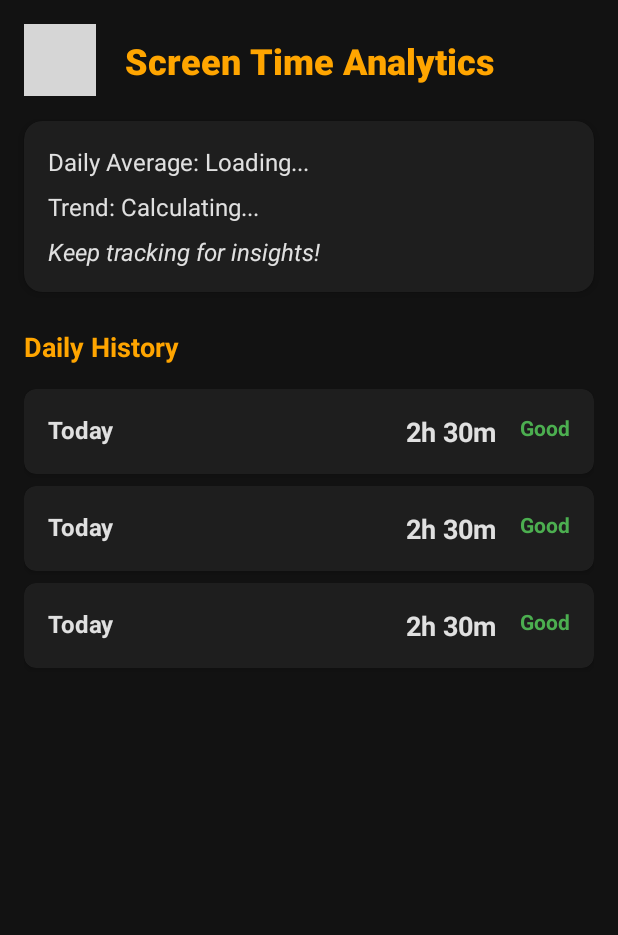
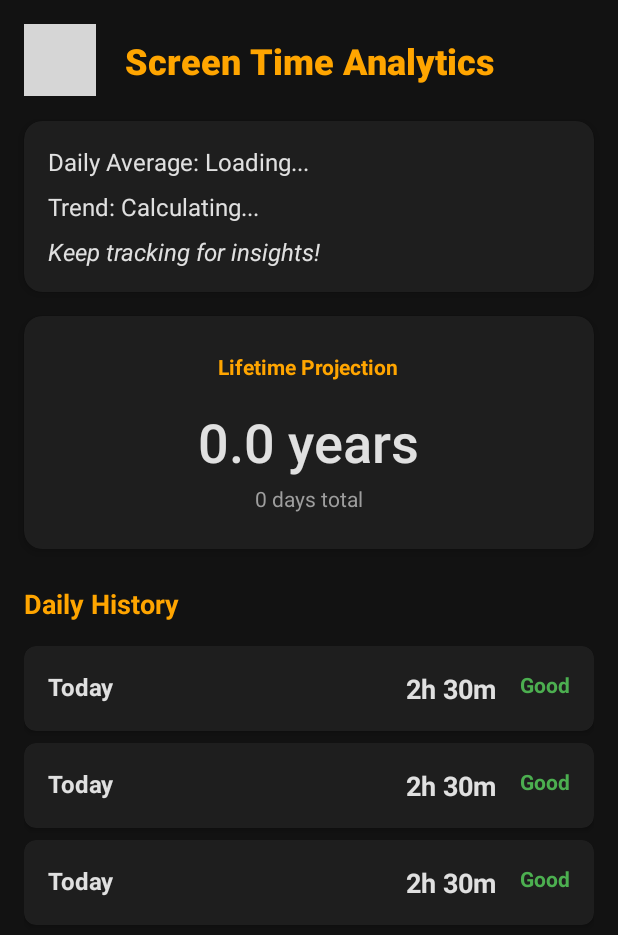
Before and after one commit to Andebugulin/Awareen, an Android app: the layout activity_analytics.xml on its own in the app's theme, with its tools: preview values and no code run, on a phone screen of 412 x 824 dp. Shown: the top 935 px of the screen. Run offline under Robolectric (Android 15) with nearby library versions, the phone set to English and light mode, and no system bars; grey boxes are pictures that could not be loaded.

Commit message:
added to analytics lifetime direction, for example with this amount of screen you are going to spend 15 years of your life on the screen

```diff
--- a/app/src/main/res/layout/activity_analytics.xml
+++ b/app/src/main/res/layout/activity_analytics.xml
@@ -84,6 +84,58 @@
         </LinearLayout>
     </androidx.cardview.widget.CardView>
 
+    <androidx.cardview.widget.CardView
+        android:id="@+id/lifetimeCardView"
+        android:layout_width="0dp"
+        android:layout_height="wrap_content"
+        android:layout_marginStart="16dp"
+        android:layout_marginTop="16dp"
+        android:layout_marginEnd="16dp"
+        app:cardBackgroundColor="#1E1E1E"
+        app:cardCornerRadius="12dp"
+        app:cardElevation="4dp"
+        app:layout_constraintEnd_toEndOf="parent"
+        app:layout_constraintStart_toStartOf="parent"
+        app:layout_constraintTop_toBottomOf="@+id/summaryCardView">
+
+        <LinearLayout
+            android:layout_width="match_parent"
+            android:layout_height="wrap_content"
+            android:orientation="vertical"
+            android:padding="24dp"
+            android:gravity="center">
+
+            <TextView
+                android:layout_width="wrap_content"
+                android:layout_height="wrap_content"
+                android:text="Lifetime Projection"
+                android:textColor="#FFA500"
+                android:textSize="14sp"
+                android:textStyle="bold"
+                android:layout_marginBottom="16dp" />
+
+            <TextView
+                android:id="@+id/lifetimeYearsTextView"
+                android:layout_width="wrap_content"
+                android:layout_height="wrap_content"
+                android:text="0.0 years"
+                android:textColor="#E0E0E0"
+                android:textSize="36sp"
+                android:textStyle="bold"
+                android:fontFamily="sans-serif-light"
+                android:layout_marginBottom="4dp" />
+
+            <TextView
+                android:id="@+id/lifetimeDaysTextView"
+                android:layout_width="wrap_content"
+                android:layout_height="wrap_content"
+                android:text="0 days total"
+                android:textColor="#9E9E9E"
+                android:textSize="14sp" />
+
+        </LinearLayout>
+    </androidx.cardview.widget.CardView>
+
     <TextView
         android:id="@+id/historyLabel"
         android:layout_width="wrap_content"
@@ -95,7 +147,7 @@
         android:layout_marginStart="16dp"
         android:layout_marginTop="24dp"
         app:layout_constraintStart_toStartOf="parent"
-        app:layout_constraintTop_toBottomOf="@+id/summaryCardView" />
+        app:layout_constraintTop_toBottomOf="@+id/lifetimeCardView" />
 
     <androidx.recyclerview.widget.RecyclerView
         android:id="@+id/analyticsRecyclerView"
```
Also changed, not shown: app/src/main/java/com/example/screentimetracker/AnalyticsActivity.kt (+37 -6 lines).
